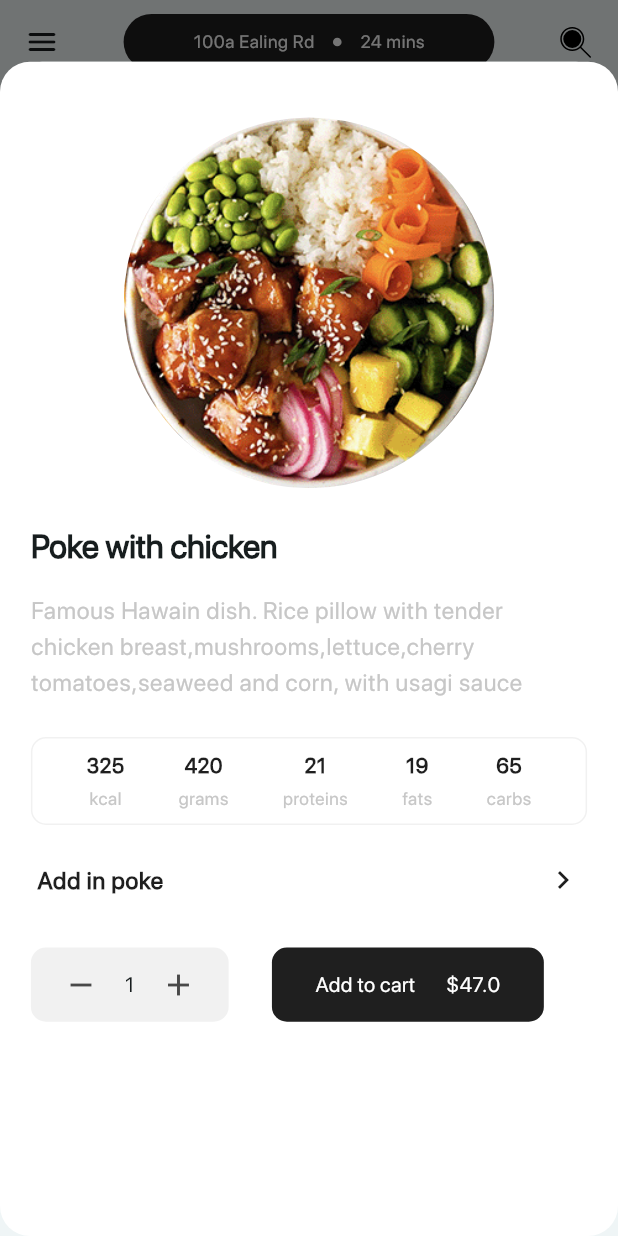
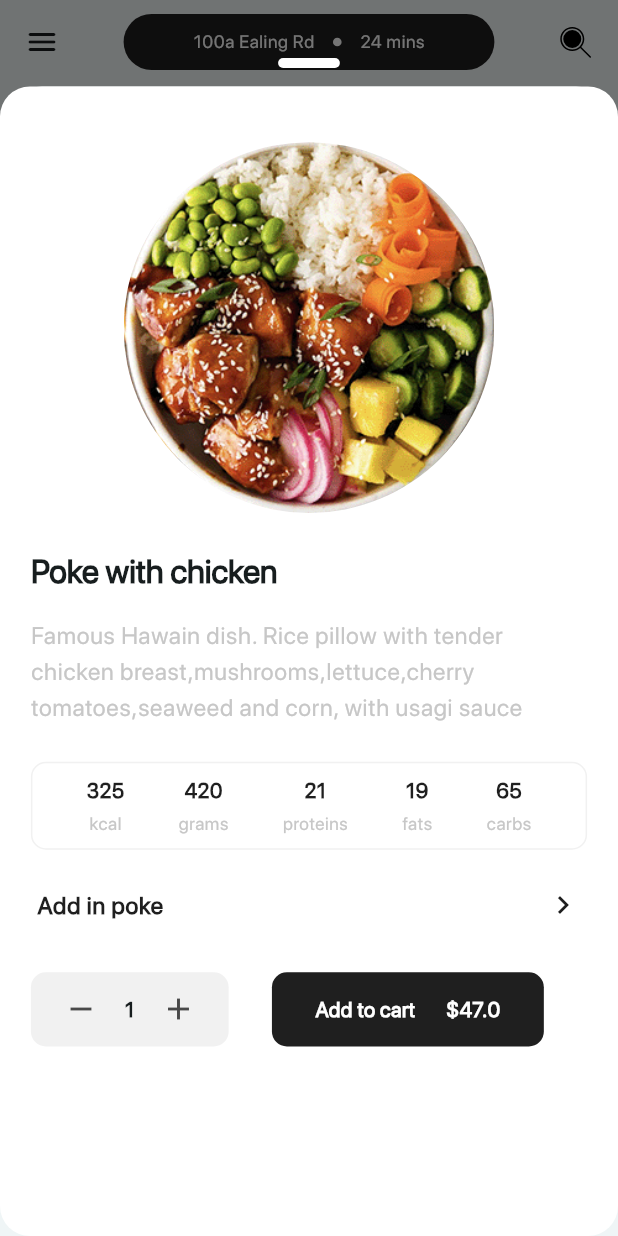
Before and after one commit to Deepak-K92/keus, a Flutter app: the screen it shows after launch, after a tap on "Poke with chicken", on a phone screen of 412 x 824 dp. Run offline on Flutter 3.47's test engine with Material 3 defaults, Android fonts, the phone set to English and light mode, and no system bars; our stand-ins replace bloc, equatable, flutter_bloc, flutter_svg, get, get_it and 2 more.

Commit message:
Added Cart Screen Changes

```diff
--- a/lib/app_routes/app_route.dart
+++ b/lib/app_routes/app_route.dart
@@ -1,6 +1,5 @@
 import 'package:get/route_manager.dart';
 import '../constants/app_route_names.dart';
-import '../presentation/cart/cart_screen.dart';
 import '../presentation/home/home_screen.dart';
 
 class AppRoute {
@@ -8,10 +7,6 @@ class AppRoute {
         GetPage(
           name: AppRouteNames.homeScreen,
           page: () => const HomeScreen(),
-        ),
-        GetPage(
-          name: AppRouteNames.cartScreen,
-          page: () => const CartScreen(),
-        ),
+        )
       ];
 }
--- a/lib/constants/app_route_names.dart
+++ b/lib/constants/app_route_names.dart
@@ -1,4 +1,3 @@
 class AppRouteNames {
   static const String homeScreen = '/';
-  static const String cartScreen = '/cartScreen';
 }
--- a/lib/constants/app_strings.dart
+++ b/lib/constants/app_strings.dart
@@ -9,9 +9,12 @@ class AppStrings {
   static const String fats = 'fats';
   static const String carbs = 'carbs';
   static const String addToCart = 'Add to cart';
+  static const String cart = 'Cart';
   //Cart
   static const String cartHeading =
-      'We will deliver in 24 minutes to the address:';
+      'We will deliver in \n24 minutes to the address:';
+  static const String address = '100a Ealing Rd';
+  static const String changeAddress = 'Change address';
   static const String cutlery = 'Cutlery';
   static const String delivery = 'Delivery';
   static const String deliverySubTitle = 'Free Delivery from \$30';
--- a/lib/presentation/bottom_sheets/food_items_bottom_sheet.dart
+++ b/lib/presentation/bottom_sheets/food_items_bottom_sheet.dart
@@ -1,7 +1,8 @@
 import 'package:flutter/material.dart';
-import 'package:flutter/rendering.dart';
 import 'package:flutter_bloc/flutter_bloc.dart';
+
 import 'package:keus_assignment/extensions/extensions.dart';
+
 import 'package:keus_assignment/style/colors.dart';
 
 import 'package:sizer/sizer.dart';
@@ -19,8 +20,11 @@ showFoodItemDetailsBottomSheet(
     context: context,
     useSafeArea: true,
     isScrollControlled: true,
-    builder: (context) => Container(
-      height: 95.h,
+    builder: (context) => Stack(
+      alignment: const Alignment(0.0, -1.05),
+      children: [
+        Container(
+          height: 93.h,
           decoration: BoxDecoration(
             color: Colors.white,
             borderRadius: BorderRadius.circular(20),
@@ -164,7 +168,14 @@ showFoodItemDetailsBottomSheet(
                       Expanded(
                         flex: 3,
                         child: CustomAddCartButton(
-                      total: cubit.quantity * (state.items[index].price ?? 1),
+                          onTap: () {
+                            BlocProvider.of<FoodItemsCubit>(context)
+                                .onAddToCart(
+                                    details: state.items[index],
+                                    quantity: cubit.quantity);
+                          },
+                          total:
+                              cubit.quantity * (state.items[index].price ?? 1),
                         ),
                       ),
                       SizedBox(
@@ -178,19 +189,31 @@ showFoodItemDetailsBottomSheet(
             ],
           ),
         ),
+        Container(
+          height: 0.8.h,
+          width: 10.w,
+          decoration: BoxDecoration(
+              color: Colors.white, borderRadius: BorderRadius.circular(20)),
+        )
+      ],
+    ),
   );
 }
 
 class CustomAddCartButton extends StatelessWidget {
   final double total;
+  final Function()? onTap;
   const CustomAddCartButton({
     super.key,
     required this.total,
+    required this.onTap,
   });
 
   @override
   Widget build(BuildContext context) {
-    return Container(
+    return GestureDetector(
+      onTap: onTap,
+      child: Container(
         height: 6.h,
         padding: EdgeInsets.symmetric(vertical: 1.h, horizontal: 0.w),
         margin: EdgeInsets.symmetric(horizontal: 2.w),
@@ -206,7 +229,7 @@ class CustomAddCartButton extends StatelessWidget {
               style: Theme.of(context)
                   .textTheme
                   .bodyMedium
-                ?.copyWith(color: Colors.white),
+                  ?.copyWith(color: Colors.white, fontWeight: FontWeight.bold),
             ),
             SizedBox(
               width: 5.w,
@@ -216,9 +239,10 @@ class CustomAddCartButton extends StatelessWidget {
               style: Theme.of(context)
                   .textTheme
                   .bodyMedium
-                ?.copyWith(color: Colors.white),
+                  ?.copyWith(color: Colors.white, fontWeight: FontWeight.bold),
             )
           ],
+        ),
       ),
     );
   }
@@ -281,6 +305,10 @@ class CustomCounterWidget extends StatelessWidget {
           ),
           Text(
             "$quantity",
+            style: Theme.of(context)
+                .textTheme
+                .bodyMedium
+                ?.copyWith(fontWeight: FontWeight.bold),
           ),
           IconButton(
             onPressed: () => onIncrease(),
--- a/lib/presentation/home/home_screen.dart
+++ b/lib/presentation/home/home_screen.dart
@@ -1,6 +1,7 @@
 import 'package:flutter/material.dart';
 import 'package:flutter_bloc/flutter_bloc.dart';
 import 'package:flutter_svg/svg.dart';
+import '../../extensions/extensions.dart';
 
 import 'package:sizer/sizer.dart';
 
@@ -9,6 +10,7 @@ import '../../constants/assets_path.dart';
 import '../../cubit/food_items_cubit.dart';
 import '../../style/colors.dart';
 
+import '../bottom_sheets/cart_bottom_sheet.dart';
 import 'widgets/custom_carousel_indicator_widget.dart';
 import 'widgets/custom_carousel_wiget.dart';
 import 'widgets/custom_chip_button.dart';
@@ -23,6 +25,58 @@ class HomeScreen extends StatelessWidget {
     BlocProvider.of<FoodItemsCubit>(context).getFoodItems();
 
     return Scaffold(
+      floatingActionButtonLocation: FloatingActionButtonLocation.centerFloat,
+      floatingActionButton: BlocBuilder<FoodItemsCubit, FoodItemsState>(
+        builder: (context, state) {
+          if (state is FoodItemsLoadedState &&
+              BlocProvider.of<FoodItemsCubit>(context).cartItems.isNotEmpty) {
+            return FloatingActionButton.extended(
+              onPressed: () {
+                showCartBottomSheet(context: context, state: state);
+              },
+              backgroundColor: CustomColors.black,
+              label: SizedBox(
+                width: 70.w,
+                child: Row(
+                  children: [
+                    Text(
+                      AppStrings.cart,
+                      style: Theme.of(context)
+                          .textTheme
+                          .bodyMedium
+                          ?.copyWith(color: Colors.white),
+                    ),
+                    const Spacer(),
+                    Text(
+                      "24 min",
+                      style: Theme.of(context)
+                          .textTheme
+                          .bodySmall
+                          ?.copyWith(color: Colors.white),
+                    ),
+                    Padding(
+                      padding: EdgeInsets.symmetric(horizontal: 3.w),
+                      child: CircleAvatar(
+                        backgroundColor: Colors.white,
+                        minRadius: 0.7.w,
+                      ),
+                    ),
+                    Text(
+                      BlocProvider.of<FoodItemsCubit>(context)
+                          .total
+                          .formatToPriceDouble(),
+                      style: Theme.of(context).textTheme.bodyMedium?.copyWith(
+                          color: Colors.white, fontWeight: FontWeight.bold),
+                    ),
+                  ],
+                ),
+              ),
+            );
+          } else {
+            return const SizedBox();
+          }
+        },
+      ),
       appBar: AppBar(
         // backgroundColor: Colors.amber,
         leading: const Icon(Icons.menu_rounded),
@@ -36,15 +90,7 @@ class HomeScreen extends StatelessWidget {
         ],
       ),
       body: BlocConsumer<FoodItemsCubit, FoodItemsState>(
-        listener: (context, state) {
-          if (state is FoodItemsInitial) {
-            print("Init State");
-          } else if (state is FoodItemsLoading) {
-            print("Loading State");
-          } else {
-            print("Loaded State");
-          }
-        },
+        listener: (context, state) {},
         builder: (context, state) {
           if (state is FoodItemsLoading) {
             return const Center(
--- /dev/null
+++ b/lib/presentation/model/cart_model.dart
@@ -0,0 +1,18 @@
+import 'package:equatable/equatable.dart';
+
+// ignore: must_be_immutable
+class CartModel extends Equatable {
+  final String name, imageUrl;
+  int quantity, id;
+  final double price;
+
+  CartModel(
+      {required this.id,
+      required this.name,
+      required this.imageUrl,
+      required this.quantity,
+      required this.price});
+
+  @override
+  List<Object?> get props => [name, id, imageUrl, quantity, price];
+}
```
Also changed, not shown: lib/cubit/food_items_cubit.dart (+87 -4 lines), lib/presentation/bottom_sheets/cart_bottom_sheet.dart (added, +483 -0 lines), lib/presentation/cart/cart_screen.dart (deleted, +0 -10 lines), 1 other file. Lines whose indentation alone changed are shown as unchanged.
